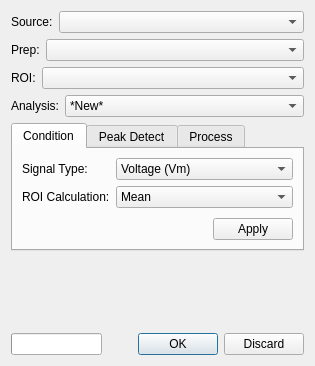
kairosight/KairoSight, file src/ui/KairoSightWidgetAnalyze.ui: the form before one commit.
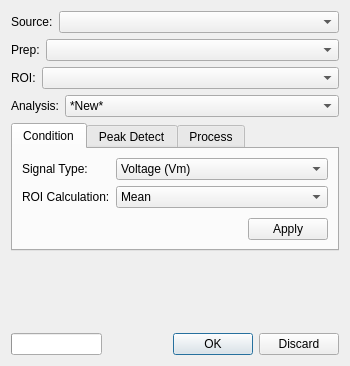
The form after the commit. Custom widgets are drawn as their Qt base class.

Patch:
```diff
--- a/src/ui/KairoSightWidgetAnalyze.ui
+++ b/src/ui/KairoSightWidgetAnalyze.ui
@@ -6,7 +6,7 @@
    <rect>
     <x>0</x>
     <y>0</y>
-    <width>315</width>
+    <width>350</width>
     <height>359</height>
    </rect>
   </property>
@@ -168,6 +168,12 @@
        <verstretch>0</verstretch>
       </sizepolicy>
      </property>
+     <property name="maximumSize">
+      <size>
+       <width>350</width>
+       <height>16777215</height>
+      </size>
+     </property>
      <property name="tabPosition">
       <enum>QTabWidget::North</enum>
      </property>
```
